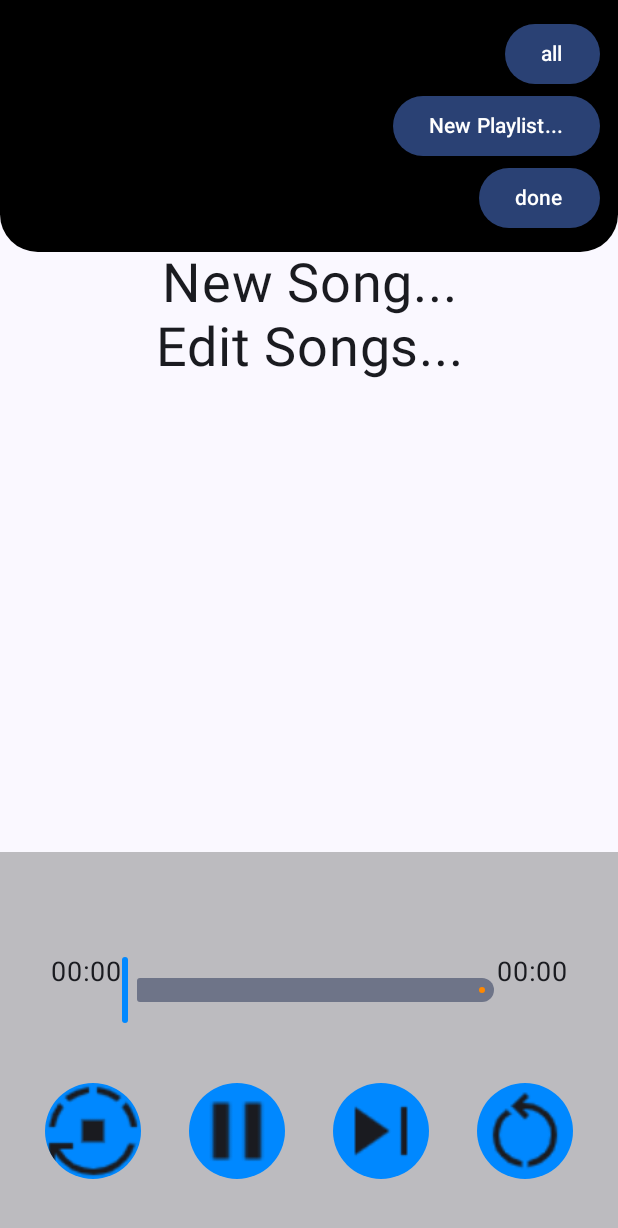
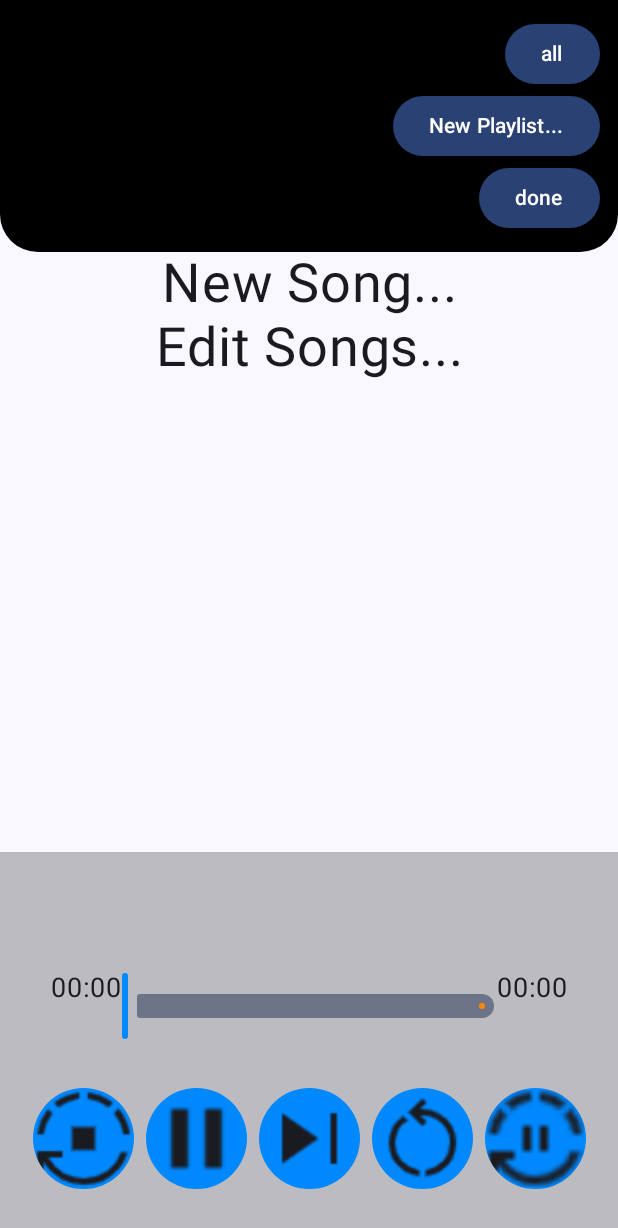
Before and after one commit to NathanBirkett/KotLisn, an Android app built with Jetpack Compose: the screen it shows after launch (MainActivity), after a tap on "all", on a phone screen of 412 x 824 dp. Shown: the top 1228 px of the screen. Run offline under Robolectric (Android 15) with nearby library versions, the phone set to English and light mode, and no system bars; our stand-ins replace Room's generated code; 1 statement that could not run was skipped; 1 other tap on this screen came first.

Commit message:
added button to not log time and playlist subtraction

```diff
--- a/app/src/main/java/com/example/playleast/data/playlist/OfflinePlaylistsRepository.kt
+++ b/app/src/main/java/com/example/playleast/data/playlist/OfflinePlaylistsRepository.kt
@@ -25,6 +25,7 @@ class OfflinePlaylistsRepository(private val playlistDao: PlaylistDao): Playlist
     override suspend fun nukeTable() = playlistDao.nukeTable()
 
     override fun getLeastPlaylists(playlists: List<String>): Flow<List<Playlist>> {
+        if (playlists == emptyList<String>()) return playlistDao.getAllItems()
         return playlistDao.getAllItems().map {list -> list.filter { playlists.contains(it.title) }
 //            .filter { it.length == list.filter { playlists.contains(it.title) }[0].length}
         }
--- a/app/src/main/java/com/example/playleast/data/song/SongsRepository.kt
+++ b/app/src/main/java/com/example/playleast/data/song/SongsRepository.kt
@@ -30,8 +30,8 @@ interface SongsRepository {
 
     fun getPlaylistStream(playlist: String): Flow<List<Song>>
 
-    fun getPlaylistsStream(playlists: List<String>): Flow<List<Song>>
+    fun getPlaylistsStream(playlists: List<String>, antiplaylists: List<String> = emptyList()): Flow<List<Song>>
     suspend fun nukeTable()
 
-    fun getLeastSongs(playlist: String): Flow<List<Song>>
+    fun getLeastSongs(playlist: String, antiplaylists: String = "[]"): Flow<List<Song>>
 }
--- a/app/src/main/java/com/example/playleast/ui/home/HomeScreen.kt
+++ b/app/src/main/java/com/example/playleast/ui/home/HomeScreen.kt
@@ -130,21 +130,25 @@ fun HomeScreen(
     val coroutineScope = rememberCoroutineScope()
     val allSongs by viewModel.allSongs.collectAsState()
     val playlists by viewModel.playlists.collectAsState()
+    val antiplaylists by viewModel.antiplaylists.collectAsState()
     val pauseAtEnd by viewModel.pauseAtEnd.collectAsState()
+    val held by viewModel.hold.collectAsState()
     val paused by viewModel.isPaused.collectAsState()
 
     var listPlaylists = playlists.removeSurrounding("[", "]").split(", ").filter {it != ""}
+    var listAntiplaylists = antiplaylists.removeSurrounding("[", "]").split(", ").filter {it != ""}
 
 
     Column {
         Header(
 //            modifier = Modifier.align(Alignment.TopCenter),
             onNewSong = onNewSong,
-            onValueChange = {viewModel.updatePlaylist(it); println(it)},
+            onValueChange = {playlist, anti -> viewModel.updatePlaylist(playlist, anti=anti); println(playlist) },
             onNewPlaylist = onNewPlaylist,
             allPlaylists = allPlaylists,
             isPlaylistAll = listPlaylists.size == allPlaylists.size || listPlaylists.isEmpty(),
-            playlists = listPlaylists.toMutableList()
+            playlists = listPlaylists.toMutableList(),
+            antiplaylists = listAntiplaylists.toMutableList()
         )
         Box {
             Playlist(
@@ -168,10 +172,12 @@ fun HomeScreen(
                 onNext = { viewModel.logSongDuration(); viewModel.nextRandom(); viewModel.playSong() },
                 onPlayButton = { viewModel.playSong() },
                 resetTimes = { viewModel.resetTimes() },
+                hold = { viewModel.hold() },
                 progress = progress,
 //                paused = viewModel.paused || !viewModel.mediaPlayer.isPlaying,
                 paused = paused,
                 pauseAtEnd = pauseAtEnd,
+                held = held,
                 onProgressChange = {viewModel.onProgressChange(it)},
                 length = length,
                 modifier = Modifier.align(Alignment.BottomCenter)
@@ -184,10 +190,11 @@ fun HomeScreen(
 @Composable
 fun Header(
     onNewSong: () -> Unit,
-    onValueChange: (List<String>) -> Unit,
+    onValueChange: (List<String>, Boolean) -> Unit,
     onNewPlaylist: () -> Unit,
     allPlaylists: List<Playlist>,
     playlists: MutableList<String>,
+    antiplaylists: MutableList<String>,
     isPlaylistAll: Boolean,
     modifier: Modifier = Modifier
 ) {
@@ -240,7 +247,7 @@ fun Header(
                                 modifier = Modifier.clickable {
                                     playlists.removeAll(playlists)
                                     playlists.add(playlist.title)
-                                    onValueChange(playlists)
+                                    onValueChange(playlists, false)
                                 }
                             )
                             Checkbox(
@@ -248,10 +255,29 @@ fun Header(
                                 onCheckedChange = {
                                     if (it) {
                                         playlists.add(playlist.title)
+                                        antiplaylists.remove(playlist.title)
                                     } else {
                                         playlists.remove(playlist.title)
                                     }
-                                    onValueChange(playlists)
+                                    println("262" + playlists)
+                                    println("263" + antiplaylists)
+                                    onValueChange(playlists, false)
+                                    onValueChange(antiplaylists, true)
+                                }
+                            )
+                            Checkbox(
+                                checked = antiplaylists.contains(playlist.title),
+                                onCheckedChange = {
+                                    if (it) {
+                                        antiplaylists.add(playlist.title)
+                                        playlists.remove(playlist.title)
+                                    } else {
+                                        antiplaylists.remove(playlist.title)
+                                    }
+                                    println("277" + playlists)
+                                    println("278" + antiplaylists)
+                                    onValueChange(antiplaylists, true)
+                                    onValueChange(playlists, false)
                                 }
                             )
                         }
@@ -268,7 +294,9 @@ fun Header(
                         } else {
                             playlists.removeIf { it != "" }
                         }
-                        onValueChange(playlists)
+                        antiplaylists.removeAll(antiplaylists)
+                        onValueChange(antiplaylists, true)
+                        onValueChange(playlists, false)
                     }) {
                         Text(text = if (playlists.isEmpty()) "all" else "none")
                     }
@@ -367,6 +395,8 @@ fun Tools(
     onNext: () -> Unit,
     onPlayButton: () -> Unit,
     resetTimes: () -> Unit,
+    hold: () -> Unit,
+    held: Boolean,
     progress: Float,
     paused: Boolean,
     pauseAtEnd: Boolean,
@@ -437,6 +467,11 @@ fun Tools(
             )
             ToolButton(painterResource(R.drawable.next), onClick = onNext)
             ToolButton(painterResource(R.drawable.reset), onClick = resetTimes)
+            ToolButton(painterResource(
+                R.drawable.hold),
+                onClick = hold,
+                background = if (held) Color(4294936576) else Color(4278225151)
+            )
         }
     }
 }
@@ -446,8 +481,8 @@ fun ToolButton(painter: Painter, onClick: () -> Unit, modifier: Modifier = Modif
     IconButton(
         onClick = onClick,
         modifier = modifier
-            .size(96.dp)
-            .padding(16.dp)
+            .size(75.dp)
+            .padding(4.dp)
             .clip(RoundedCornerShape(percent = 30))
     ) {
         Icon(
--- a/app/src/main/java/com/example/playleast/ui/home/HomeViewModel.kt
+++ b/app/src/main/java/com/example/playleast/ui/home/HomeViewModel.kt
@@ -59,15 +59,26 @@ class HomeViewModel(private val savedStateHandle: SavedStateHandle, private val
     val playlists: StateFlow<String> =
         savedStateHandle.getStateFlow("playlists", "[]")
 
+    val antiplaylists: StateFlow<String> =
+        savedStateHandle.getStateFlow("antiplaylists", "[]")
+
     val pauseAtEnd: StateFlow<Boolean> =
         savedStateHandle.getStateFlow("pauseAtEnd", false)
+
+    val hold: StateFlow<Boolean> =
+        savedStateHandle.getStateFlow("hold", false)
 
     val isPaused: StateFlow<Boolean> =
         savedStateHandle.getStateFlow("paused", false)
 
 
-    fun updatePlaylist(playlists: List<String>, doNextRandom: Boolean = true) {
+    fun updatePlaylist(playlists: List<String>, doNextRandom: Boolean = true, anti: Boolean = false) {
+        if (anti) {
+            savedStateHandle["antiplaylists"] = playlists.toString()
+            savedStateHandle["playlists"] = savedStateHandle.get<String>("playlists")!!.removeSurrounding("[", "]").split(", ").filter {it != ""}.subtract(playlists).toList().toString()
+        } else {
             savedStateHandle["playlists"] = playlists.toString()
+        }
         if (mediaPlayer.isPlaying || paused) {
             mediaPlayer.stop()
             if (paused) paused = false
@@ -76,7 +87,7 @@ class HomeViewModel(private val savedStateHandle: SavedStateHandle, private val
         println(doNextRandom)
         runBlocking { launch {
             songsRepository.getPlaylistsStream(playlists).firstOrNull {
-                println("updating playlist: ${it.random().title}")
+//                println("updating playlist: ${it.random().title}")
 //                savedStateHandle["selected"] = it.random().title
                 if (doNextRandom || savedStateHandle.get<String>("selected") == "") nextRandom()
                 return@firstOrNull true
@@ -93,13 +104,18 @@ class HomeViewModel(private val savedStateHandle: SavedStateHandle, private val
         savedStateHandle["pauseAtEnd"] = savedStateHandle.get<Boolean>("pauseAtEnd") != true
     }
 
+    fun hold() {
+        savedStateHandle["hold"] = savedStateHandle.get<Boolean>("hold") != true
+    }
+
     fun nextRandom() {
         runBlocking { launch {
             var playlist: String
             playlistsRepository.getLeastPlaylists(savedStateHandle.get<String>("playlists")!!.removeSurrounding("[", "]").split(", ").filter {it != ""}).first {list ->
+                println("115" + list)
                 playlist = list.filter { it.length == list[0].length}.map {pllst -> pllst.title }.random()
                 println("playlist: $playlist")
-                songsRepository.getLeastSongs(playlist).first {songs ->
+                songsRepository.getLeastSongs(playlist, savedStateHandle["antiplaylists"]!!).first {songs -> //what happens in this call
                     println("songs: $songs")
                     val song = songs.random()
                     println("next random: ${song.title}")
@@ -162,10 +178,20 @@ class HomeViewModel(private val savedStateHandle: SavedStateHandle, private val
 
     var appUIState: StateFlow<HomeUIState> =
         savedStateHandle.getStateFlow<String>("playlists", "").flatMapLatest { playlists ->
-            run { songsRepository.getPlaylistsStream(playlists.removeSurrounding("[" ,"]").split(", ").filter {it != ""}).first { println(it); return@first true } }
-            songsRepository.getPlaylistsStream(playlists.removeSurrounding("[" ,"]").split(", ").filter {it != ""}).map {list -> HomeUIState(playlist = list, playlists = playlists.removeSurrounding("[" ,"]").split(", ").filter {it != ""}.toMutableList()) }
+            savedStateHandle.getStateFlow<String>("antiplaylists", "").flatMapLatest { antiplaylists ->
+                run { songsRepository.getPlaylistsStream(playlists.removeSurrounding("[" ,"]").split(", ").filter {it != ""}).first { println("181" + it); return@first true } }
+                run { println("181.5" + antiplaylists) }
+                run { songsRepository.getPlaylistsStream(antiplaylists.removeSurrounding("[" ,"]").split(", ").filter {it != ""}).first { println("182" + it); return@first true } } //ok make this so it compares lists of songs instead of titles
+                run { songsRepository.getPlaylistsStream(playlists.removeSurrounding("[" ,"]").split(", ").filter {it != ""}).first {playlistss ->
+                    songsRepository.getPlaylistsStream(antiplaylists.removeSurrounding("[", "]").split(", ").filter {it != ""}).first {antiplaylistss ->
+                        println("186" + playlistss.subtract(antiplaylistss)); return@first true
+                    }
+                    return@first true
+                } }
+            songsRepository.getPlaylistsStream(playlists.removeSurrounding("[" ,"]").split(", ").filter {it != ""}, antiplaylists.removeSurrounding("[" ,"]").split(", ").filter {it != ""})
+                .map { list -> HomeUIState(playlist = list, playlists = playlists.removeSurrounding("[" ,"]").split(", ").filter {it != ""}.toMutableList()) }
 
-        }.stateIn(
+        }}.stateIn(
             scope = viewModelScope,
             started = SharingStarted.WhileSubscribed(TIMEOUT_MILLIS),
             initialValue = HomeUIState()
@@ -186,6 +212,7 @@ class HomeViewModel(private val savedStateHandle: SavedStateHandle, private val
     }
 
     fun logSongDuration() {
+        if (savedStateHandle.get<Boolean>("hold") != true) {
             runBlocking { launch {
                 songsRepository.getItemStream(savedStateHandle["selected"]!!).firstOrNull { song ->
                     if (song != null) {
@@ -223,6 +250,7 @@ class HomeViewModel(private val savedStateHandle: SavedStateHandle, private val
                     return@firstOrNull true
                 }
             } }
+        }
     }
 
     fun resetTimes() {
```
Also changed, not shown: app/src/main/java/com/example/playleast/data/song/OfflineSongsRepository.kt (+20 -6 lines), app/src/main/res/drawable/hold.png (added). Lines whose indentation alone changed are shown as unchanged.
